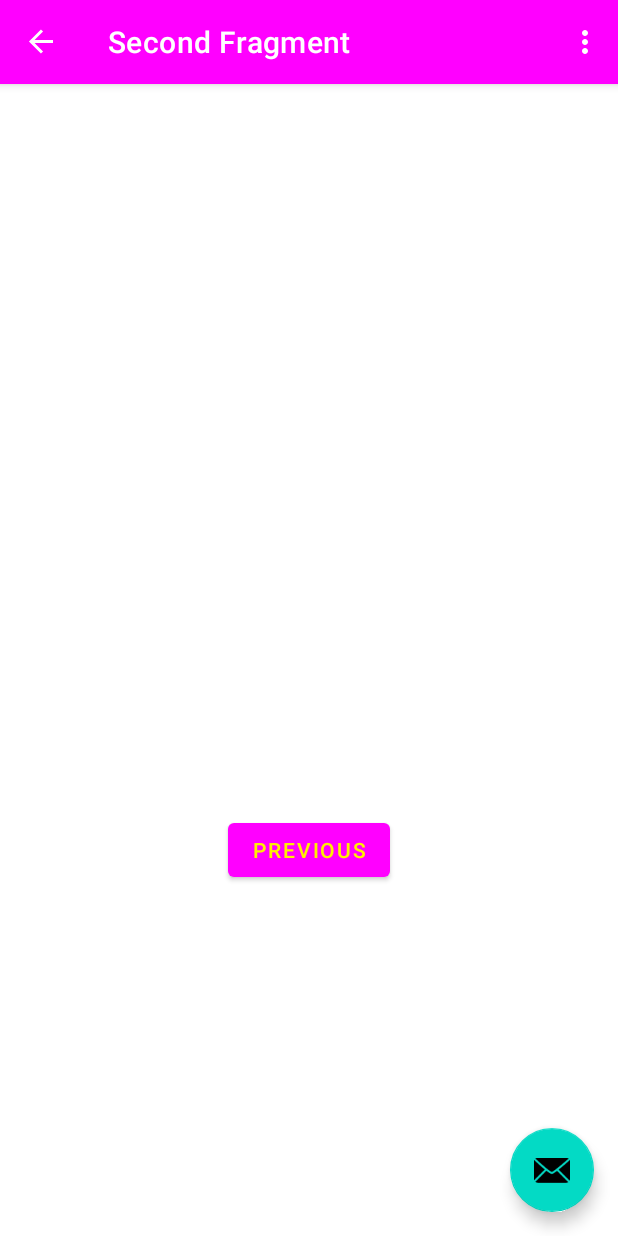
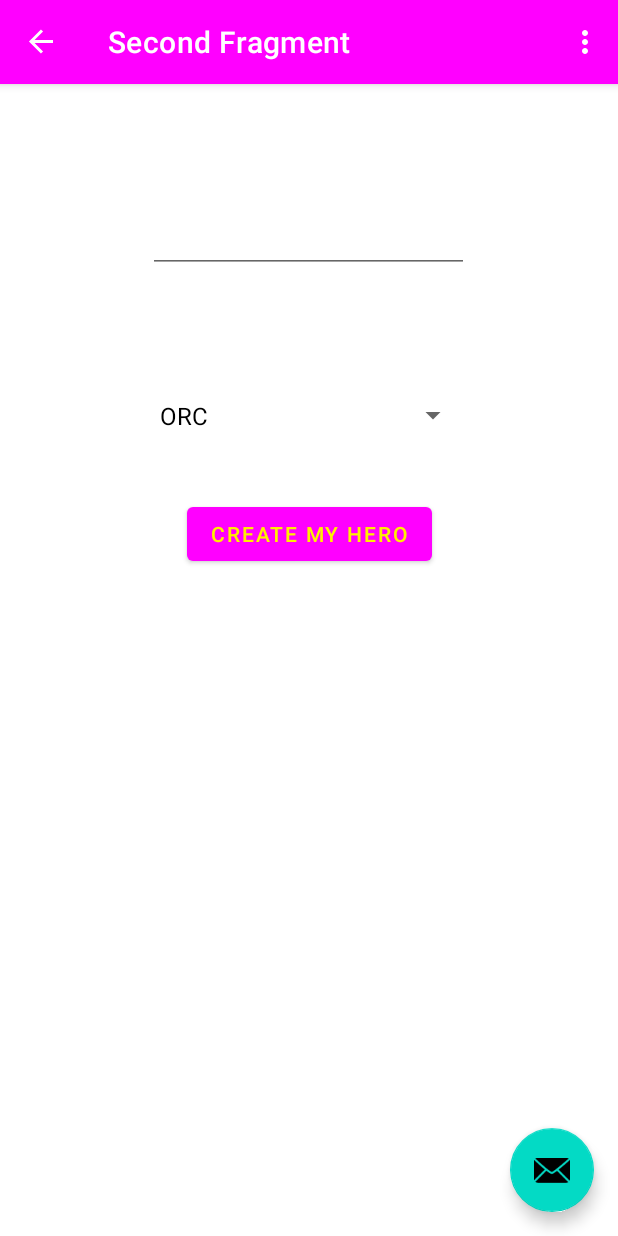
Before and after one commit to khadj-abdelkader/RPG-Android, an Android app: the SecondFragment screen opened through its navigation route, on a phone screen of 412 x 824 dp. Run offline under Robolectric (Android 15) with nearby library versions, the phone set to English and light mode, and no system bars; our stand-ins replace navigation-ui.

Commit message:
Creation hero

```diff
--- a/app/src/main/java/com/example/test/SecondFragment.java
+++ b/app/src/main/java/com/example/test/SecondFragment.java
@@ -4,12 +4,16 @@ import android.os.Bundle;
 import android.view.LayoutInflater;
 import android.view.View;
 import android.view.ViewGroup;
+import android.widget.ArrayAdapter;
 
 import androidx.annotation.NonNull;
 import androidx.fragment.app.Fragment;
-import androidx.navigation.fragment.NavHostFragment;
 
 import com.example.test.databinding.FragmentSecondBinding;
+
+import rpg.Race;
+import rpg.heros.Hero;
+import rpg.heros.Mage;
 
 public class SecondFragment extends Fragment {
 
@@ -29,11 +33,21 @@ public class SecondFragment extends Fragment {
     public void onViewCreated(@NonNull View view, Bundle savedInstanceState) {
         super.onViewCreated(view, savedInstanceState);
 
-        binding.buttonSecond.setOnClickListener(new View.OnClickListener() {
+        ArrayAdapter<Race> adapter = new ArrayAdapter<>(getActivity(), R.layout.support_simple_spinner_dropdown_item, Race.values());
+        adapter.setDropDownViewResource(R.layout.support_simple_spinner_dropdown_item);
+        binding.spinnerRace.setAdapter(adapter);
+
+        binding.buttonCreate.setOnClickListener(new View.OnClickListener() {
             @Override
             public void onClick(View view) {
-                NavHostFragment.findNavController(SecondFragment.this)
-                        .navigate(R.id.action_SecondFragment_to_FirstFragment);
+                String heroName = binding.editTextHeroName.getText().toString();
+                long id = binding.spinnerRace.getSelectedItemId();
+                Race race = (Race.values())[(int) id];
+                Hero hero = new Mage(heroName, race);
+                hero.setLevel(60);
+                binding.textViewHero.setText(hero.toString());
+//                NavHostFragment.findNavController(SecondFragment.this)
+//                        .navigate(R.id.action_SecondFragment_to_FirstFragment);
             }
         });
     }
--- a/app/src/main/java/rpg/RpgEntity.java
+++ b/app/src/main/java/rpg/RpgEntity.java
@@ -121,6 +121,6 @@ public abstract class RpgEntity {
 
     @Override
     public String toString() {
-        return getClass() + " #" + this.level + " - " + this.hp + "/" + this.hpMax ;
+        return getClass().getSimpleName() + " #" + this.level + " - " + this.hp + "/" + this.hpMax ;
     }
 }
--- a/app/src/main/java/rpg/heros/Hero.java
+++ b/app/src/main/java/rpg/heros/Hero.java
@@ -72,7 +72,7 @@ public abstract class Hero extends RpgEntity {
     public abstract void levelUp();
 
     public void setLevel(int level) {
-        this.level = level;
+        this.level = level - 1;
     }
 
     public void setCaracLevelUp(int strength, int agility, int intelligence, int mainCarac) {
--- a/app/src/main/res/layout/fragment_second.xml
+++ b/app/src/main/res/layout/fragment_second.xml
@@ -6,22 +6,47 @@
     android:layout_height="match_parent"
     tools:context=".SecondFragment">
 
-    <TextView
-        android:id="@+id/textview_second"
-        android:layout_width="wrap_content"
-        android:layout_height="wrap_content"
-        app:layout_constraintBottom_toTopOf="@id/button_second"
+    <EditText
+        android:id="@+id/editTextHeroName"
+        android:layout_width="214dp"
+        android:layout_height="38dp"
+        android:layout_marginTop="88dp"
+        android:ems="10"
+        android:inputType="text"
         app:layout_constraintEnd_toEndOf="parent"
+        app:layout_constraintHorizontal_bias="0.497"
         app:layout_constraintStart_toStartOf="parent"
         app:layout_constraintTop_toTopOf="parent" />
 
+    <Spinner
+        android:id="@+id/spinnerRace"
+        android:layout_width="214dp"
+        android:layout_height="38dp"
+        android:layout_marginBottom="528dp"
+        android:spinnerMode="dropdown"
+        android:text="@string/race_label"
+        app:layout_constraintBottom_toBottomOf="parent"
+        app:layout_constraintEnd_toEndOf="parent"
+        app:layout_constraintHorizontal_bias="0.497"
+        app:layout_constraintStart_toStartOf="parent" />
+
     <Button
-        android:id="@+id/button_second"
+        android:id="@+id/button_create"
         android:layout_width="wrap_content"
         android:layout_height="wrap_content"
-        android:text="@string/previous"
+        android:layout_marginBottom="444dp"
+        android:text="@string/create_hero"
         app:layout_constraintBottom_toBottomOf="parent"
         app:layout_constraintEnd_toEndOf="parent"
-        app:layout_constraintStart_toStartOf="parent"
-        app:layout_constraintTop_toBottomOf="@id/textview_second" />
+        app:layout_constraintStart_toStartOf="parent" />
+
+    <TextView
+        android:id="@+id/textViewHero"
+        android:layout_width="353dp"
+        android:layout_height="80dp"
+        android:layout_marginBottom="324dp"
+        app:layout_constraintBottom_toBottomOf="parent"
+        app:layout_constraintEnd_toEndOf="parent"
+        app:layout_constraintStart_toStartOf="parent" />
+
 </androidx.constraintlayout.widget.ConstraintLayout>
--- a/app/src/main/res/values/strings.xml
+++ b/app/src/main/res/values/strings.xml
@@ -10,4 +10,8 @@
     <string name="less">-</string>
     <string name="counter">Compteur</string>
     <string name="hello_second_fragment">Hello second fragment. Arg: %1$s</string>
+    <string name="rpg">RPG</string>
+    <string name="create_hero">Create my Hero</string>
+    <string name="hero_name">Hero name</string>
+    <string name="race_label">Choose race</string>
 </resources>
```
Also changed, not shown: app/src/main/java/com/example/test/FirstFragment.java (+9 -0 lines), app/src/main/res/layout/fragment_first.xml (+12 -0 lines).
